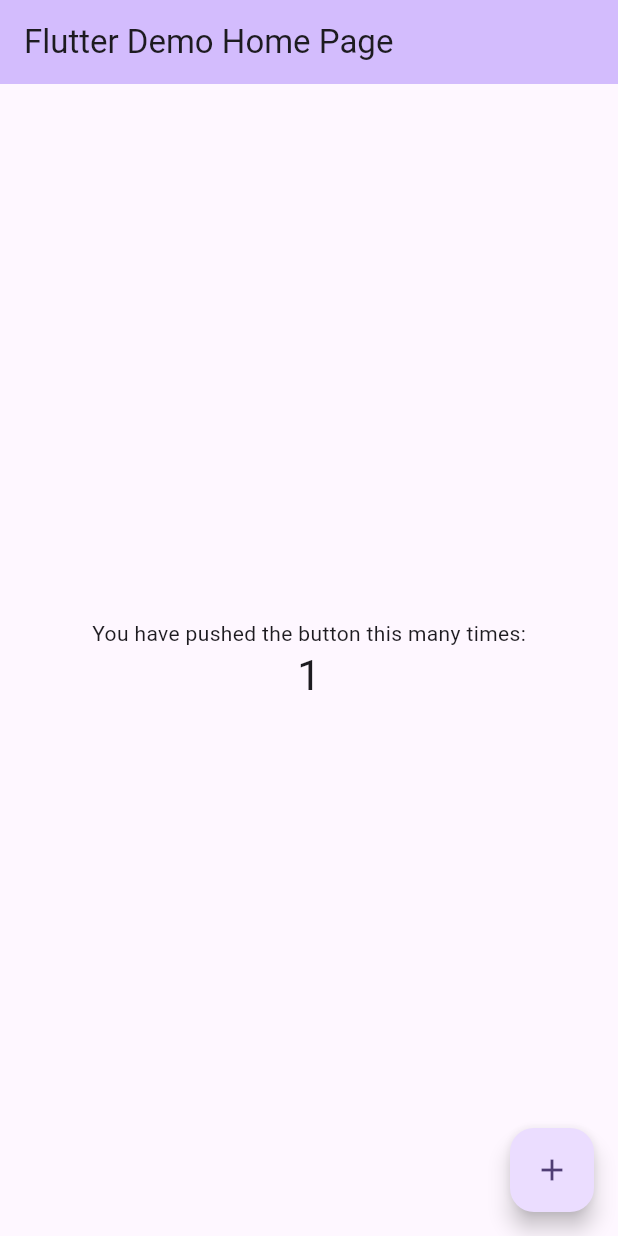
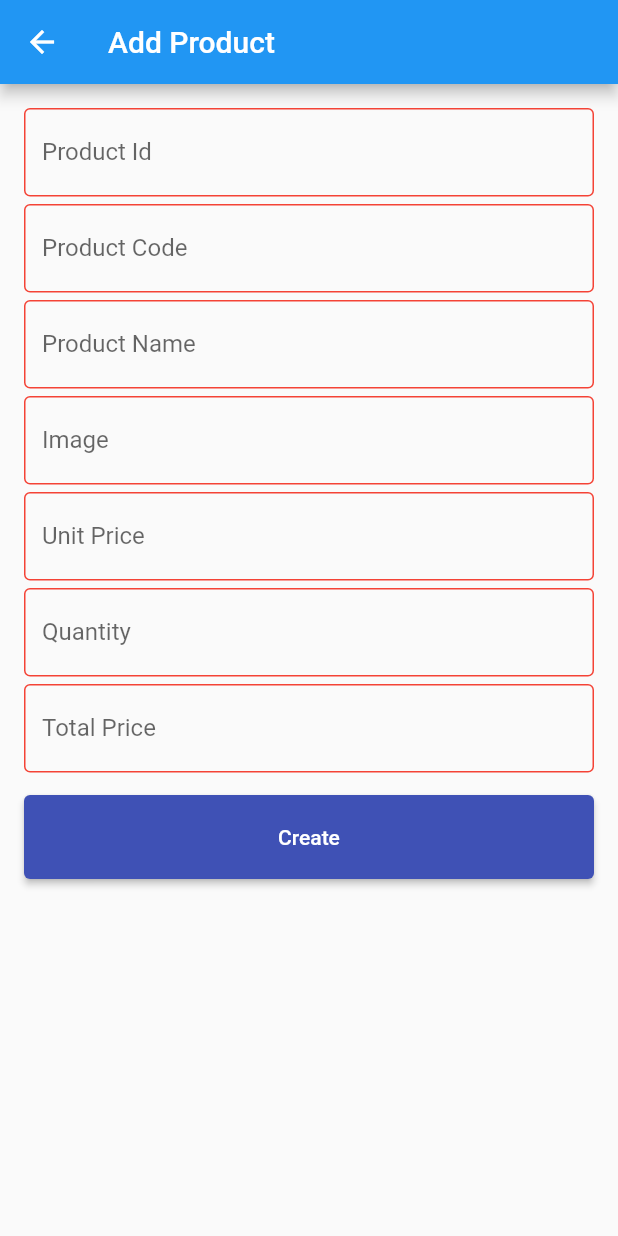
Before and after one commit to shahriartoky0/module_12, a Flutter app: the screen it shows after launch, after a tap on the "add" icon, on a phone screen of 412 x 824 dp. Run offline on Flutter 3.47's test engine with Material 2 defaults, Android fonts, the light colour scheme and no system bars; network calls fail.

Commit message:
UI and showing of productList from API done

```diff
--- /dev/null
+++ b/lib/Screen/AddNewProduct.dart
@@ -0,0 +1,127 @@
+import 'package:flutter/material.dart';
+
+import '../Style/style.dart';
+
+class AddNewProduct extends StatefulWidget {
+  const AddNewProduct({super.key});
+
+  @override
+  State<AddNewProduct> createState() => _AddNewProductState();
+}
+
+class _AddNewProductState extends State<AddNewProduct> {
+  final TextEditingController _idTEController = TextEditingController();
+  final TextEditingController _codeTEController = TextEditingController();
+  final TextEditingController _nameTEController = TextEditingController();
+  final TextEditingController _imageTEController = TextEditingController();
+  final TextEditingController _unitPriceTEController = TextEditingController();
+  final TextEditingController _quantityTEController = TextEditingController();
+  final TextEditingController _totalPriceTEController = TextEditingController();
+
+  final GlobalKey<FormState> _formKey = GlobalKey<FormState>();
+
+  @override
+  Widget build(BuildContext context) {
+    return Scaffold(
+      appBar: AppBar(
+        title: Text('Add Product'),
+      ),
+      body: Form(
+        key: _formKey,
+        child: Padding(
+          padding: EdgeInsets.all(16),
+          child: Column(
+            mainAxisAlignment: MainAxisAlignment.start,
+            children: [
+              TextFormField(
+                decoration: AppInputDecoration('Product Id '),
+                controller: _idTEController,
+                validator: isValidate,
+              ),
+              SizedBox(
+                height: 5,
+              ),
+              TextFormField(
+                decoration: AppInputDecoration('Product Code'),
+                controller: _codeTEController,
+                validator: isValidate,
+              ),
+
+              SizedBox(
+                height: 5,
+              ),
+              TextFormField(
+                decoration: AppInputDecoration('Product Name'),
+                controller: _nameTEController,
+                validator: isValidate,
+              ),
+              SizedBox(
+                height: 5,
+              ),
+              TextFormField(
+                decoration: AppInputDecoration('Image'),
+                controller: _imageTEController,
+              ),
+              SizedBox(
+                height: 5,
+              ),
+              TextFormField(
+                decoration: AppInputDecoration('Unit Price'),
+                controller: _unitPriceTEController,
+                validator: isValidate,
+              ),
+              SizedBox(
+                height: 5,
+              ),
+              TextFormField(
+                decoration: AppInputDecoration('Quantity'),
+                controller: _quantityTEController,
+                validator: isValidate,
+              ),
+              SizedBox(
+                height: 5,
+              ),
+              TextFormField(
+                decoration: AppInputDecoration('Total Price'),
+                controller: _totalPriceTEController,
+                validator: isValidate,
+              ),
+              SizedBox(height: 15),
+              SizedBox(
+                width: double.infinity,
+                child: ElevatedButton(
+                  child: Text('Create'),
+                  onPressed: () {
+                    if (_formKey.currentState!.validate()) {
+                      ScaffoldMessenger.of(context).showSnackBar(
+                          SnackBar(content: Text('Form Validated ')));
+                    }
+                  },
+                  style: AppInputButtonStyle(),
+                ),
+              )
+            ],
+          ),
+        ),
+      ),
+    );
+  }
+
+  String? isValidate(String? value) {
+    if (value?.trim().isNotEmpty ?? false) {
+      return null;
+    }
+    return "Please Enter a Valid Input";
+  }
+
+  @override
+  void dispose() {
+    _idTEController.dispose();
+    _codeTEController.dispose();
+    _nameTEController.dispose();
+    _imageTEController.dispose();
+    _unitPriceTEController.dispose();
+    _quantityTEController.dispose();
+    _totalPriceTEController.dispose();
+  }
+}
--- /dev/null
+++ b/lib/Screen/Product.dart
@@ -0,0 +1,12 @@
+class Product
+{
+  final String? id ;
+  final String? code;
+  final String? name ;
+  final String? image ;
+  final String? unitPrice ;
+  final String? quantity ;
+  final String? totalPrice ;
+
+  Product(this.id, this.name, this.code, this.image, this.unitPrice, this.quantity, this.totalPrice);
+}
--- /dev/null
+++ b/lib/Screen/ProductListScreen.dart
@@ -0,0 +1,126 @@
+import 'dart:convert';
+
+import 'package:flutter/material.dart';
+import 'package:http/http.dart';
+import 'package:module_12/Screen/Product.dart';
+
+import 'AddNewProduct.dart';
+
+class ProductListScreen extends StatefulWidget {
+  const ProductListScreen({super.key});
+
+  @override
+  State<ProductListScreen> createState() => _ProductListScreenState();
+}
+
+class _ProductListScreenState extends State<ProductListScreen> {
+  List productList = [];
+
+  @override
+  void initState() {
+    getProductList();
+    super.initState();
+  }
+
+  void getProductList() async {
+    Response response =
+    await get(Uri.parse('https://crud.teamrabbil.com/api/v1/ReadProduct'));
+    if (response.statusCode == 200) {
+      // print(response.body);
+      Map <String, dynamic> responseData = jsonDecode(response.body);
+      if (responseData['status'] == 'success') {
+        print(responseData['data']);
+        for (Map <String, dynamic> productJson in responseData['data']) {
+          productList.add(Product(
+              productJson['_id'], productJson['ProductName'], productJson['ProductCode'], productJson['Img'], productJson['UnitPrice'],
+              productJson['Qty'],productJson['TotalPrice']));
+
+        }
+      }
+    }
+    setState(() {});
+  }
+
+  @override
+  Widget build(BuildContext context) {
+    return Scaffold(
+      appBar: AppBar(
+        title: const Text('Product List'),
+      ),
+      body: Container(
+        margin: const EdgeInsets.all(5),
+        child: ListView.separated(
+          itemCount: productList.length,
+          // itemCount: 5,
+          itemBuilder: (context, index) {
+            return ListTile(
+              leading: Image.network(
+                  '${productList[index].image}'),
+              title:  Text('${productList[index].name}'),
+              subtitle: Column(
+                mainAxisAlignment: MainAxisAlignment.start,
+                crossAxisAlignment: CrossAxisAlignment.start,
+                children: [
+                  Text('Product Code :${productList[index].code}  '),
+                  Row(
+                    mainAxisAlignment: MainAxisAlignment.end,
+                    children: [Text('Price : \$${productList[index].unitPrice} ')],
+                  )
+                ],
+              ),
+              onLongPress: () {
+                showDialog(
+                    context: context,
+                    builder: (context) {
+                      return const Product_Functionality();
+                    });
+              },
+            );
+          },
+          separatorBuilder: (_, __) {
+            return const Divider();
+          },
+        ),
+      ),
+      floatingActionButton: FloatingActionButton(
+        child: Icon(Icons.add),
+        onPressed: () {
+          Navigator.push(context,
+              MaterialPageRoute(builder: (context) => AddNewProduct()));
+        },
+      ),
+    );
+  }
+}
+
+class Product_Functionality extends StatelessWidget {
+  const Product_Functionality({
+    super.key,
+  });
+
+  @override
+  Widget build(BuildContext context) {
+    return AlertDialog(
+      title: Text("What do you want to do ?"),
+      content: Column(
+        mainAxisSize: MainAxisSize.min,
+        children: [
+          ListTile(
+            leading: Icon(Icons.edit),
+            title: Text('Edit'),
+            onTap: () {
+              // Navigator.push(context, MaterialPageRoute(builder: (context)=>AddNewProduct()));
+            },
+          ),
+          ListTile(
+            leading: Icon(Icons.delete),
+            title: Text('Delete'),
+            onTap: () {
+              //Here delete Functions
+            },
+          ),
+        ],
+      ),
+    );
+  }
+}
--- /dev/null
+++ b/lib/Style/style.dart
@@ -0,0 +1,20 @@
+import 'package:flutter/material.dart';
+
+InputDecoration AppInputDecoration(label) {
+  return InputDecoration(
+      enabledBorder:
+          OutlineInputBorder(borderSide: BorderSide(color: Colors.red)),
+      focusedBorder:
+          UnderlineInputBorder(borderSide: BorderSide(color: Colors.blue)),
+      labelText: label);
+}
+
+ButtonStyle AppInputButtonStyle() {
+  return ElevatedButton.styleFrom(
+      padding: EdgeInsets.symmetric(
+    vertical: 20,
+  ),
+  foregroundColor: Colors.white,
+  backgroundColor: Colors.indigo);
+
+}
--- a/lib/main.dart
+++ b/lib/main.dart
@@ -1,125 +1,19 @@
+import 'package:flutter/cupertino.dart';
 import 'package:flutter/material.dart';
 
-void main() {
-  runApp(const MyApp());
+import 'Screen/ProductListScreen.dart';
+
+main(){
+  runApp(MyApp());
 }
 
-class MyApp extends StatelessWidget {
+class MyApp extends StatelessWidget
+{
   const MyApp({super.key});
-
-  // This widget is the root of your application.
-  @override
-  Widget build(BuildContext context) {
-    return MaterialApp(
-      title: 'Flutter Demo',
-      theme: ThemeData(
-        // This is the theme of your application.
-        //
-        // TRY THIS: Try running your application with "flutter run". You'll see
-        // the application has a blue toolbar. Then, without quitting the app,
-        // try changing the seedColor in the colorScheme below to Colors.green
-        // and then invoke "hot reload" (save your changes or press the "hot
-        // reload" button in a Flutter-supported IDE, or press "r" if you used
-        // the command line to start the app).
-        //
-        // Notice that the counter didn't reset back to zero; the application
-        // state is not lost during the reload. To reset the state, use hot
-        // restart instead.
-        //
-        // This works for code too, not just values: Most code changes can be
-        // tested with just a hot reload.
-        colorScheme: ColorScheme.fromSeed(seedColor: Colors.deepPurple),
-        useMaterial3: true,
-      ),
-      home: const MyHomePage(title: 'Flutter Demo Home Page'),
-    );
-  }
-}
-
-class MyHomePage extends StatefulWidget {
-  const MyHomePage({super.key, required this.title});
-
-  // This widget is the home page of your application. It is stateful, meaning
-  // that it has a State object (defined below) that contains fields that affect
-  // how it looks.
-
-  // This class is the configuration for the state. It holds the values (in this
-  // case the title) provided by the parent (in this case the App widget) and
-  // used by the build method of the State. Fields in a Widget subclass are
-  // always marked "final".
-
-  final String title;
-
-  @override
-  State<MyHomePage> createState() => _MyHomePageState();
-}
-
-class _MyHomePageState extends State<MyHomePage> {
-  int _counter = 0;
-
-  void _incrementCounter() {
-    setState(() {
-      // This call to setState tells the Flutter framework that something has
-      // changed in this State, which causes it to rerun the build method below
-      // so that the display can reflect the updated values. If we changed
-      // _counter without calling setState(), then the build method would not be
-      // called again, and so nothing would appear to happen.
-      _counter++;
-    });
-  }
 
   @override
   Widget build(BuildContext context) {
-    // This method is rerun every time setState is called, for instance as done
-    // by the _incrementCounter method above.
-    //
-    // The Flutter framework has been optimized to make rerunning build methods
-    // fast, so that you can just rebuild anything that needs updating rather
-    // than having to individually change instances of widgets.
-    return Scaffold(
-      appBar: AppBar(
-        // TRY THIS: Try changing the color here to a specific color (to
-        // Colors.amber, perhaps?) and trigger a hot reload to see the AppBar
-        // change color while the other colors stay the same.
-        backgroundColor: Theme.of(context).colorScheme.inversePrimary,
-        // Here we take the value from the MyHomePage object that was created by
-        // the App.build method, and use it to set our appbar title.
-        title: Text(widget.title),
-      ),
-      body: Center(
-        // Center is a layout widget. It takes a single child and positions it
-        // in the middle of the parent.
-        child: Column(
-          // Column is also a layout widget. It takes a list of children and
-          // arranges them vertically. By default, it sizes itself to fit its
-          // children horizontally, and tries to be as tall as its parent.
-          //
-          // Column has various properties to control how it sizes itself and
-          // how it positions its children. Here we use mainAxisAlignment to
-          // center the children vertically; the main axis here is the vertical
-          // axis because Columns are vertical (the cross axis would be
-          // horizontal).
-          //
-          // TRY THIS: Invoke "debug painting" (choose the "Toggle Debug Paint"
-          // action in the IDE, or press "p" in the console), to see the
-          // wireframe for each widget.
-          mainAxisAlignment: MainAxisAlignment.center,
-          children: <Widget>[
-            const Text(
-              'You have pushed the button this many times:',
-            ),
-            Text(
-              '$_counter',
-              style: Theme.of(context).textTheme.headlineMedium,
-            ),
-          ],
-        ),
-      ),
-      floatingActionButton: FloatingActionButton(
-        onPressed: _incrementCounter,
-        tooltip: 'Increment',
-        child: const Icon(Icons.add),
-      ), // This trailing comma makes auto-formatting nicer for build methods.
-    );
+    return const MaterialApp(home: ProductListScreen());
   }
+
 }
--- a/pubspec.yaml
+++ b/pubspec.yaml
@@ -35,6 +35,7 @@ dependencies:
   # The following adds the Cupertino Icons font to your application.
   # Use with the CupertinoIcons class for iOS style icons.
   cupertino_icons: ^1.0.2
+  http: ^1.1.0
 
 dev_dependencies:
   flutter_test:
```
Also changed, not shown: pubspec.lock.
